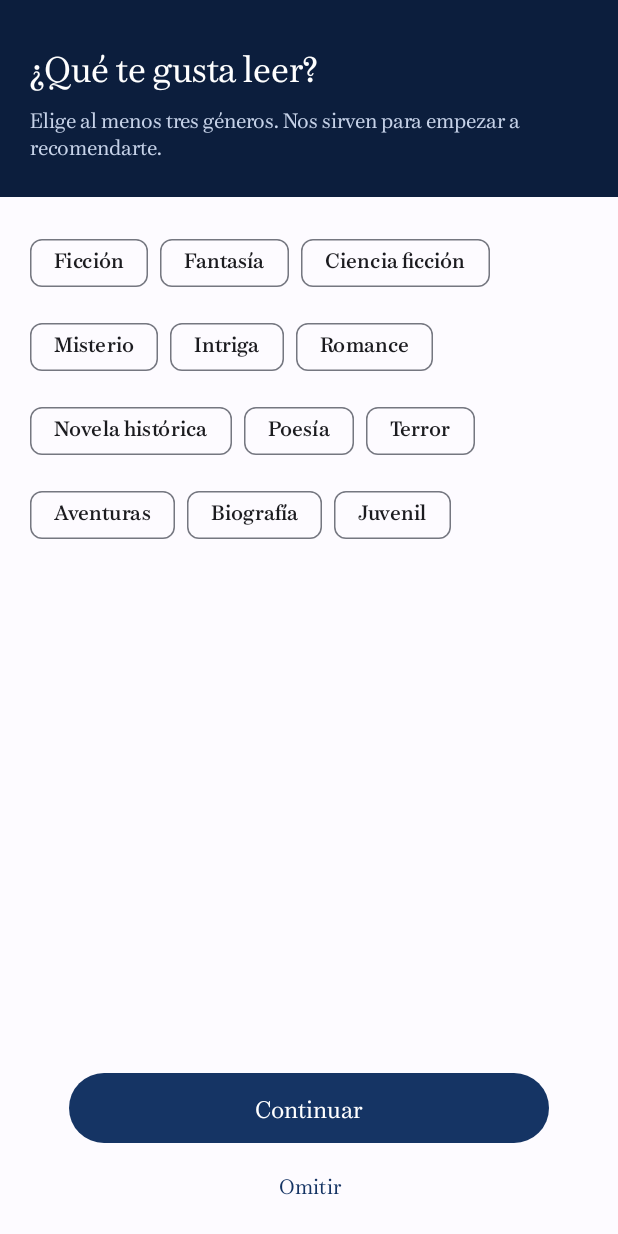
After one commit to jesus33lcc/NewGoodBook, an Android app: the Onboarding screen opened directly, with no data from a screen before it, on a phone screen of 412 x 824 dp. The commit adds this screen. Run offline under Robolectric (Android 15) with nearby library versions, the phone set to English and light mode, and no system bars; our stand-ins replace Firebase (no records; nobody signed in at launch, a user with empty details on screens opened directly).

Commit message:
Elección de gustos al empezar, en dos pasos
Primero géneros y después portadas. Lo elegido se guarda como favorito, que es de donde ya lee el recomendador. Se llega también desde ajustes para rehacerlo.

```diff
--- a/NewGoodBook_Project/app/src/main/AndroidManifest.xml
+++ b/NewGoodBook_Project/app/src/main/AndroidManifest.xml
@@ -42,6 +42,9 @@
             android:name=".LibroData"
             android:exported="false" />
         <activity
+            android:name=".Onboarding"
+            android:exported="false" />
+        <activity
             android:name=".Inicio"
             android:exported="false" />
         <activity
--- /dev/null
+++ b/NewGoodBook_Project/app/src/main/java/com/example/newgoodbooks/Onboarding.java
@@ -0,0 +1,193 @@
+package com.example.newgoodbooks;
+
+import android.content.Intent;
+import android.os.Bundle;
+import android.os.Handler;
+import android.os.Looper;
+import android.view.View;
+import android.widget.TextView;
+import android.widget.Toast;
+
+import androidx.appcompat.app.AppCompatActivity;
+import androidx.recyclerview.widget.GridLayoutManager;
+import androidx.recyclerview.widget.RecyclerView;
+
+import com.example.newgoodbooks.Cliente.ClienteFunciones;
+import com.example.newgoodbooks.Datos.RepositorioUsuario;
+import com.example.newgoodbooks.Fragments.AdapterList.PortadaAdapter;
+import com.example.newgoodbooks.Modelos.Libro;
+import com.google.android.material.button.MaterialButton;
+import com.google.android.material.chip.Chip;
+import com.google.android.material.chip.ChipGroup;
+import com.google.android.material.progressindicator.CircularProgressIndicator;
+
+import java.util.ArrayList;
+import java.util.List;
+import java.util.concurrent.ExecutorService;
+import java.util.concurrent.Executors;
+
+//Eleccion de gustos al empezar. Existe porque el recomendador de la pantalla principal
+//se alimenta de lo que el usuario ha marcado, y una cuenta recien creada no ha marcado
+//nada: sin esto las primeras recomendaciones son puro azar.
+//
+//Los libros que se eligen aqui se guardan como FAVORITOS, no en un sitio aparte. Asi
+//alimentan el mismo perfil que ya usa el servidor y no hay dos verdades que mantener.
+public class Onboarding extends AppCompatActivity {
+    private static final int MINIMO_GENEROS = 3;
+    private static final int LIBROS_A_ENSENAR = 18;
+
+    private ChipGroup grupoGeneros;
+    private View pasoGeneros;
+    private View pasoLibros;
+    private RecyclerView rejilla;
+    private CircularProgressIndicator cargando;
+    private TextView avisoSinLibros;
+    private TextView tituloPaso;
+    private TextView detallePaso;
+    private MaterialButton btnContinuar;
+
+    private PortadaAdapter adaptador;
+    private final List<String> consultas = new ArrayList<>();
+    private boolean enPasoLibros;
+
+    private final RepositorioUsuario repo = RepositorioUsuario.get();
+    private final ExecutorService executor = Executors.newSingleThreadExecutor();
+    private final Handler principal = new Handler(Looper.getMainLooper());
+
+    @Override
+    protected void onCreate(Bundle estado) {
+        super.onCreate(estado);
+        setContentView(R.layout.activity_onboarding);
+
+        grupoGeneros = findViewById(R.id.grupoGeneros);
+        pasoGeneros = findViewById(R.id.pasoGeneros);
+        pasoLibros = findViewById(R.id.pasoLibros);
+        rejilla = findViewById(R.id.rejillaLibros);
+        cargando = findViewById(R.id.cargandoLibros);
+        avisoSinLibros = findViewById(R.id.avisoSinLibros);
+        tituloPaso = findViewById(R.id.tituloPaso);
+        detallePaso = findViewById(R.id.detallePaso);
+        btnContinuar = findViewById(R.id.btnContinuar);
+
+        montarGeneros();
+        //la rejilla se adapta al ancho: 3 columnas en movil, 5 en tablet
+        rejilla.setLayoutManager(new GridLayoutManager(this, columnas()));
+
+        btnContinuar.setOnClickListener(v -> avanzar());
+        findViewById(R.id.btnOmitir).setOnClickListener(v -> {
+            repo.marcarOnboardingHecho();
+            irAPrincipal();
+        });
+    }
+
+    private int columnas() {
+        int anchoDp = getResources().getConfiguration().screenWidthDp;
+        if (anchoDp >= 840) {
+            return 6;
+        }
+        return anchoDp >= 600 ? 5 : 3;
+    }
+
+    private void montarGeneros() {
+        String[] nombres = getResources().getStringArray(R.array.generos_nombres);
+        String[] terminos = getResources().getStringArray(R.array.generos_consultas);
+        int cuantos = Math.min(nombres.length, terminos.length);
+        for (int i = 0; i < cuantos; i++) {
+            Chip chip = new Chip(this);
+            chip.setText(nombres[i]);
+            chip.setCheckable(true);
+            chip.setTag(terminos[i]);
+            grupoGeneros.addView(chip);
+        }
+    }
+
+    private List<String> generosElegidos() {
+        List<String> elegidos = new ArrayList<>();
+        for (int i = 0; i < grupoGeneros.getChildCount(); i++) {
+            View hijo = grupoGeneros.getChildAt(i);
+            if (hijo instanceof Chip && ((Chip) hijo).isChecked()) {
+                elegidos.add(String.valueOf(hijo.getTag()));
+            }
+        }
+        return elegidos;
+    }
+
+    private void avanzar() {
+        if (!enPasoLibros) {
+            List<String> generos = generosElegidos();
+            if (generos.size() < MINIMO_GENEROS) {
+                Toast.makeText(this, R.string.onboarding_pide_generos, Toast.LENGTH_SHORT).show();
+                return;
+            }
+            repo.guardarGenerosPreferidos(generos);
+            consultas.clear();
+            for (String genero : generos) {
+                consultas.add("subject:\"" + genero + "\"");
+            }
+            pasarALibros();
+            return;
+        }
+        //segundo paso: lo elegido pasa a favoritos y de ahi al perfil del recomendador
+        if (adaptador != null) {
+            for (Libro libro : adaptador.getElegidos()) {
+                repo.anadirFavorito(libro);
+            }
+        }
+        repo.marcarOnboardingHecho();
+        irAPrincipal();
+    }
+
+    private void pasarALibros() {
+        enPasoLibros = true;
+        tituloPaso.setText(R.string.onboarding_titulo_libros);
+        detallePaso.setText(R.string.onboarding_detalle_libros);
+        btnContinuar.setText(R.string.onboarding_empezar);
+        pasoGeneros.setVisibility(View.GONE);
+        pasoLibros.setVisibility(View.VISIBLE);
+        cargando.setVisibility(View.VISIBLE);
+
+        executor.execute(() -> {
+            final List<Libro> traidos = new ArrayList<>();
+            //una consulta por genero elegido, para que la rejilla no sea toda del mismo
+            for (String consulta : consultas) {
+                if (traidos.size() >= LIBROS_A_ENSENAR) {
+                    break;
+                }
+                for (Libro libro : ClienteFunciones.librosAleatorios(6, consulta)) {
+                    if (!traidos.contains(libro)) {
+                        traidos.add(libro);
+                    }
+                }
+            }
+            principal.post(() -> mostrarLibros(traidos));
+        });
+    }
+
+    private void mostrarLibros(List<Libro> libros) {
+        if (isFinishing() || isDestroyed()) {
+            return;
+        }
+        cargando.setVisibility(View.GONE);
+        if (libros.isEmpty()) {
+            //sin conexion no se bloquea el registro: se puede seguir sin elegir nada
+            avisoSinLibros.setVisibility(View.VISIBLE);
+            return;
+        }
+        adaptador = new PortadaAdapter(this, libros);
+        rejilla.setAdapter(adaptador);
+    }
+
+    private void irAPrincipal() {
+        Intent intent = new Intent(this, Principal.class);
+        //sin esto se puede volver atras al onboarding con el gesto de retroceso
+        intent.setFlags(Intent.FLAG_ACTIVITY_NEW_TASK | Intent.FLAG_ACTIVITY_CLEAR_TASK);
+        startActivity(intent);
+        finish();
+    }
+
+    @Override
+    protected void onDestroy() {
+        super.onDestroy();
+        executor.shutdown();
+    }
+}
--- /dev/null
+++ b/NewGoodBook_Project/app/src/main/res/layout/activity_onboarding.xml
@@ -0,0 +1,123 @@
+<?xml version="1.0" encoding="utf-8"?>
+<!--
+  Eleccion de gustos al empezar. Dos pasos en una sola pantalla: primero generos
+  (chips) y luego libros (portadas). Se alterna la visibilidad de los dos bloques en
+  vez de usar dos actividades, porque el titulo, el pie y el boton son los mismos y
+  asi el paso atras no saca al usuario del proceso.
+-->
+<LinearLayout xmlns:android="http://schemas.android.com/apk/res/android"
+    xmlns:app="http://schemas.android.com/apk/res-auto"
+    xmlns:tools="http://schemas.android.com/tools"
+    android:layout_width="match_parent"
+    android:layout_height="match_parent"
+    android:background="?attr/colorSurface"
+    android:orientation="vertical"
+    tools:context=".Onboarding">
+
+    <!-- Cabecera de marca, igual que en el resto de la aplicacion. -->
+    <LinearLayout
+        android:layout_width="match_parent"
+        android:layout_height="wrap_content"
+        android:background="@color/hero_fondo"
+        android:orientation="vertical"
+        android:paddingHorizontal="@dimen/margen_contenido"
+        android:paddingTop="28dp"
+        android:paddingBottom="24dp">
+
+        <TextView
+            android:id="@+id/tituloPaso"
+            android:layout_width="match_parent"
+            android:layout_height="wrap_content"
+            android:fontFamily="@font/chamberi_text_semibold"
+            android:text="@string/onboarding_titulo_generos"
+            android:textColor="@color/hero_texto"
+            android:textSize="24sp" />
+
+        <TextView
+            android:id="@+id/detallePaso"
+            android:layout_width="match_parent"
+            android:layout_height="wrap_content"
+            android:layout_marginTop="8dp"
+            android:lineSpacingMultiplier="1.2"
+            android:text="@string/onboarding_detalle_generos"
+            android:textColor="@color/hero_meta"
+            android:textSize="14sp" />
+    </LinearLayout>
+
+    <!-- Paso 1: generos -->
+    <ScrollView
+        android:id="@+id/pasoGeneros"
+        android:layout_width="match_parent"
+        android:layout_height="0dp"
+        android:layout_weight="1"
+        android:fillViewport="true">
+
+        <com.google.android.material.chip.ChipGroup
+            android:id="@+id/grupoGeneros"
+            android:layout_width="match_parent"
+            android:layout_height="wrap_content"
+            android:paddingHorizontal="@dimen/margen_contenido"
+            android:paddingVertical="20dp" />
+    </ScrollView>
+
+    <!-- Paso 2: portadas -->
+    <FrameLayout
+        android:id="@+id/pasoLibros"
+        android:layout_width="match_parent"
+        android:layout_height="0dp"
+        android:layout_weight="1"
+        android:visibility="gone">
+
+        <androidx.recyclerview.widget.RecyclerView
+            android:id="@+id/rejillaLibros"
+            android:layout_width="match_parent"
+            android:layout_height="match_parent"
+            android:clipToPadding="false"
+            android:paddingHorizontal="@dimen/margen_contenido"
+            android:paddingVertical="16dp"
+            tools:listitem="@layout/item_portada" />
+
+        <com.google.android.material.progressindicator.CircularProgressIndicator
+            android:id="@+id/cargandoLibros"
+            android:layout_width="wrap_content"
+            android:layout_height="wrap_content"
+            android:layout_gravity="center"
+            android:indeterminate="true" />
+
+        <TextView
+            android:id="@+id/avisoSinLibros"
+            android:layout_width="match_parent"
+            android:layout_height="wrap_content"
+            android:layout_gravity="center"
+            android:paddingHorizontal="40dp"
+            android:text="@string/onboarding_sin_libros"
+            android:textAlignment="center"
+            android:textColor="?attr/colorOnSurfaceVariant"
+            android:textSize="15sp"
+            android:visibility="gone" />
+    </FrameLayout>
+
+    <com.google.android.material.button.MaterialButton
+        android:id="@+id/btnContinuar"
+        android:layout_width="wrap_content"
+        android:layout_height="wrap_content"
+        android:layout_gravity="center_horizontal"
+        android:layout_marginHorizontal="@dimen/margen_contenido"
+        android:minWidth="@dimen/ancho_max_boton"
+        android:fontFamily="@font/chamberi_text_semibold"
+        android:paddingVertical="12dp"
+        android:text="@string/onboarding_continuar"
+        android:textSize="16sp"
+        app:cornerRadius="24dp" />
+
+    <com.google.android.material.button.MaterialButton
+        android:id="@+id/btnOmitir"
+        style="@style/Widget.Material3.Button.TextButton"
+        android:layout_width="wrap_content"
+        android:layout_height="wrap_content"
+        android:layout_gravity="center_horizontal"
+        android:layout_marginBottom="10dp"
+        android:text="@string/onboarding_omitir"
+        android:textSize="14sp" />
+
+</LinearLayout>
--- a/NewGoodBook_Project/app/src/main/res/layout/fragment_ajustes.xml
+++ b/NewGoodBook_Project/app/src/main/res/layout/fragment_ajustes.xml
@@ -65,6 +65,10 @@
                     tools:text="jesus33lc@gmail.com" />
             </LinearLayout>
 
+            <include
+                android:id="@+id/filaGustos"
+                layout="@layout/fila_ajuste" />
+
             <!-- ===== Apariencia ===== -->
             <TextView
                 style="@style/EncabezadoSeccion"
--- /dev/null
+++ b/NewGoodBook_Project/app/src/main/res/values/generos.xml
@@ -0,0 +1,37 @@
+<resources>
+    <!--
+      Generos del onboarding. Dos listas EN PARALELO: lo que ve el usuario y el termino
+      con el que se le pregunta a Google Books. Se separan porque el nombre se traduce y
+      el termino de consulta no: Google indexa sus categorias en ingles.
+      El orden de las dos tiene que coincidir.
+    -->
+    <string-array name="generos_nombres">
+        <item>Ficción</item>
+        <item>Fantasía</item>
+        <item>Ciencia ficción</item>
+        <item>Misterio</item>
+        <item>Intriga</item>
+        <item>Romance</item>
+        <item>Novela histórica</item>
+        <item>Poesía</item>
+        <item>Terror</item>
+        <item>Aventuras</item>
+        <item>Biografía</item>
+        <item>Juvenil</item>
+    </string-array>
+
+    <string-array name="generos_consultas" translatable="false">
+        <item>novela</item>
+        <item>novela fantástica</item>
+        <item>ciencia ficción</item>
+        <item>novela de misterio</item>
+        <item>novela negra</item>
+        <item>novela romántica</item>
+        <item>novela histórica</item>
+        <item>poesía</item>
+        <item>novela de terror</item>
+        <item>novela de aventuras</item>
+        <item>biografía</item>
+        <item>literatura juvenil</item>
+    </string-array>
+</resources>
--- a/NewGoodBook_Project/app/src/main/res/values/strings.xml
+++ b/NewGoodBook_Project/app/src/main/res/values/strings.xml
@@ -130,4 +130,15 @@
     <string name="etiqueta_editorial">Editorial</string>
     <string name="desc_valoracion">%1$s (%2$d valoraciones)</string>
     <string name="accion_no_interesa">No me interesa</string>
+    <string name="onboarding_titulo_generos">¿Qué te gusta leer?</string>
+    <string name="onboarding_detalle_generos">Elige al menos tres géneros. Nos sirven para empezar a recomendarte.</string>
+    <string name="onboarding_titulo_libros">Marca los que te gusten</string>
+    <string name="onboarding_detalle_libros">Cuantos más marques, mejor acertaremos. Puedes cambiarlos luego.</string>
+    <string name="onboarding_continuar">Continuar</string>
+    <string name="onboarding_empezar">Empezar</string>
+    <string name="onboarding_omitir">Omitir</string>
+    <string name="onboarding_pide_generos">Elige al menos tres géneros</string>
+    <string name="onboarding_sin_libros">No hemos podido cargar libros. Puedes continuar igualmente.</string>
+    <string name="ajuste_gustos">Mis gustos</string>
+    <string name="ajuste_gustos_detalle">Volver a elegir géneros y libros</string>
 </resources>
```
Also changed, not shown: NewGoodBook_Project/app/src/main/java/com/example/newgoodbooks/Fragments/AdapterList/PortadaAdapter.java (added, +90 -0 lines), NewGoodBook_Project/app/src/main/java/com/example/newgoodbooks/Fragments/Ajustes.java (+9 -0 lines), NewGoodBook_Project/app/src/main/java/com/example/newgoodbooks/Registro.java (+7 -1 lines), NewGoodBook_Project/app/src/main/res/layout/item_portada.xml (added, +33 -0 lines), 2 other files.
